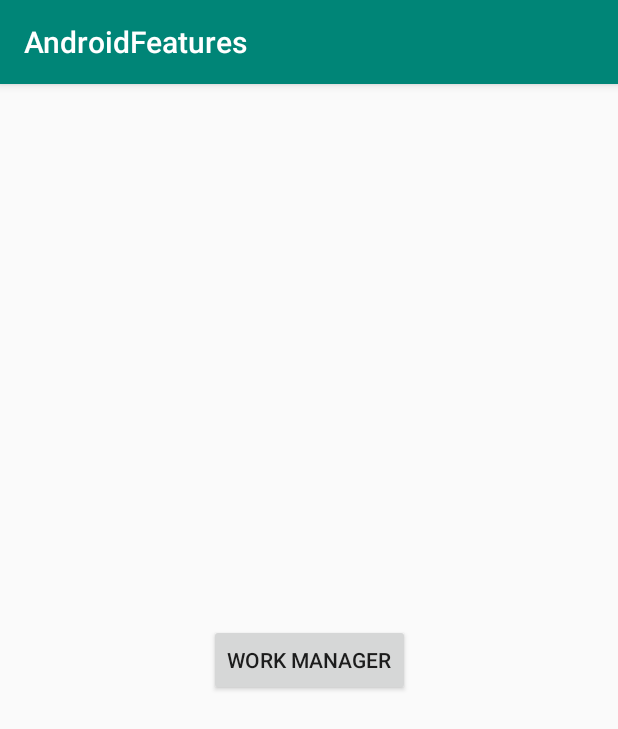
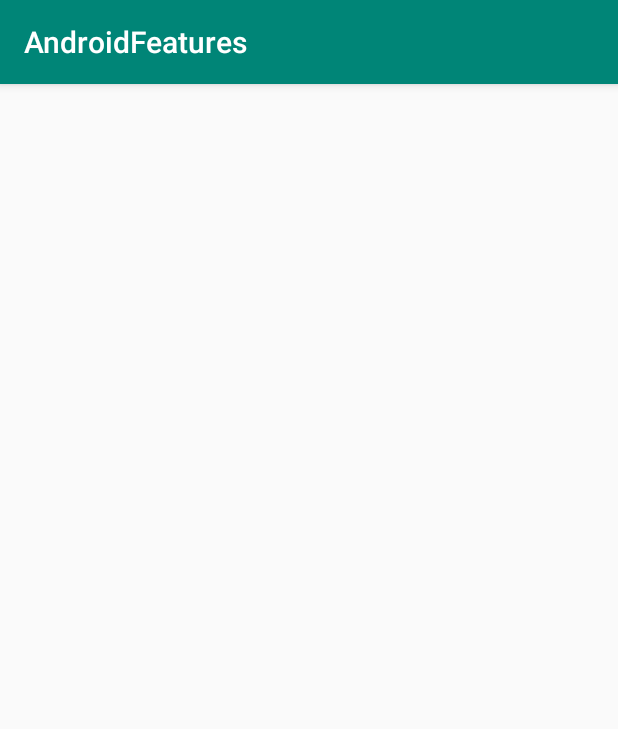
Before and after one commit to lakhwinderdebut/android_features, an Android app: the screen it shows after launch (MainActivity before the commit, ActivityWorkManager after it), after a tap on "WORK MANAGER", on a phone screen of 412 x 824 dp. Shown: the top 729 px of the screen. Run offline under Robolectric (Android 15) with nearby library versions, the phone set to English and light mode, and no system bars; 2 statements that could not run were skipped.

Commit message:
Work manager code is moved to separate activity.

```diff
--- a/app/build.gradle
+++ b/app/build.gradle
@@ -26,7 +26,7 @@ dependencies {
     def work_version = "2.1.0"
     implementation "androidx.work:work-runtime:$work_version"
     implementation fileTree(dir: 'libs', include: ['*.jar'])
-    implementation"org.jetbrains.kotlin:kotlin-stdlib-jdk7:$kotlin_version"
+    implementation "org.jetbrains.kotlin:kotlin-stdlib-jdk7:$kotlin_version"
     implementation 'androidx.appcompat:appcompat:1.0.2'
     implementation 'androidx.core:core-ktx:1.0.2'
     implementation 'androidx.constraintlayout:constraintlayout:1.1.3'
--- a/app/src/main/AndroidManifest.xml
+++ b/app/src/main/AndroidManifest.xml
@@ -9,6 +9,8 @@
             android:roundIcon="@mipmap/ic_launcher_round"
             android:supportsRtl="true"
             android:theme="@style/AppTheme">
+        <activity android:name=".ActivityWorkManager">
+        </activity>
         <activity android:name=".MainActivity">
             <intent-filter>
                 <action android:name="android.intent.action.MAIN"/>
--- /dev/null
+++ b/app/src/main/java/com/debut/androidfeatures/ActivityWorkManager.kt
@@ -0,0 +1,37 @@
+package com.debut.androidfeatures
+
+import android.os.Bundle
+import android.util.Log
+import androidx.appcompat.app.AppCompatActivity
+import androidx.lifecycle.Observer
+import androidx.work.*
+
+class ActivityWorkManager : AppCompatActivity() {
+
+    override fun onCreate(savedInstanceState: Bundle?) {
+        super.onCreate(savedInstanceState)
+        setContentView(R.layout.activity_work_manager)
+        init()
+    }
+
+    private fun init() {
+        //set data object in key value pair
+        val data = Data.Builder().putString(Constants.TITLE, "My work manager").build()
+
+        //set constraints to the worker class
+        val constraints = Constraints.Builder().setRequiredNetworkType(NetworkType.CONNECTED).build()
+
+        //this is oneTimeRequest
+        val oneTimeWorkRequest =
+            OneTimeWorkRequest.Builder(MyWorker::class.java).setConstraints(constraints).setInputData(data).build()
+        //we will initialize the work
+        WorkManager.getInstance(this).enqueue(oneTimeWorkRequest)
+
+        //This will observe the work
+        WorkManager.getInstance(this).getWorkInfoByIdLiveData(oneTimeWorkRequest.id)
+            .observe(this, Observer<WorkInfo> {
+                Log.e("work states", "${it.state}")
+                Log.e("Output  data", "${it.outputData.getString(MyWorker.SUCCESS)}")
+            })
+    }
+}
--- /dev/null
+++ b/app/src/main/java/com/debut/androidfeatures/Constants.kt
@@ -0,0 +1,6 @@
+package com.debut.androidfeatures
+
+object Constants{
+    var TITLE = "WORK Manager"
+
+}
--- a/app/src/main/java/com/debut/androidfeatures/MainActivity.kt
+++ b/app/src/main/java/com/debut/androidfeatures/MainActivity.kt
@@ -1,39 +1,19 @@
 package com.debut.androidfeatures
 
+import android.content.Intent
+import android.os.Bundle
 import androidx.appcompat.app.AppCompatActivity
-import android.os.Bundle
-import android.util.Log
-import androidx.lifecycle.Observer
-import androidx.work.*
 import kotlinx.android.synthetic.main.activity_main.*
 
 
 class MainActivity : AppCompatActivity() {
-    companion object {
-        var TITLE = "WORK Manager"
-    }
-
     override fun onCreate(savedInstanceState: Bundle?) {
         super.onCreate(savedInstanceState)
         setContentView(R.layout.activity_main)
-        //set data object in key value pair
-        val data = Data.Builder().putString(TITLE, "My work manager").build()
 
-        //set constraints to the worker class
-        val constraints=Constraints.Builder().setRequiredNetworkType(NetworkType.CONNECTED).build()
-
-        //this is oneTimeRequest
-        val oneTimeWorkRequest = OneTimeWorkRequest.Builder(MyWorker::class.java).setConstraints(constraints).setInputData(data).build()
-        //we will initialize the work on btn click
         btn_click_me.setOnClickListener {
-            WorkManager.getInstance(this).enqueue(oneTimeWorkRequest)
+            val intent = Intent(this, ActivityWorkManager::class.java)
+            startActivity(intent)
         }
-
-        //This will observe the work
-        WorkManager.getInstance(this).getWorkInfoByIdLiveData(oneTimeWorkRequest.id)
-            .observe(this, Observer<WorkInfo> {
-                Log.e("work states", "${it.state}")
-                Log.e("Output  data", "${it.outputData.getString(MyWorker.SUCCESS)}")
-            })
     }
 }
--- a/app/src/main/java/com/debut/androidfeatures/MyWorker.kt
+++ b/app/src/main/java/com/debut/androidfeatures/MyWorker.kt
@@ -22,7 +22,7 @@ class MyWorker(context: Context, workerParams: WorkerParameters) : Worker(contex
 
     override fun doWork(): Result {
         val data = inputData
-        data.getString(MainActivity.TITLE)?.let { displayNotification(it, "work is finished") }
+        data.getString(Constants.TITLE)?.let { displayNotification(it, "work is finished") }
         val data1 = Data.Builder().putString(SUCCESS, "Task finished").build()
         return Result.success(data1)
     }
--- /dev/null
+++ b/app/src/main/res/layout/activity_work_manager.xml
@@ -0,0 +1,10 @@
+<?xml version="1.0" encoding="utf-8"?>
+<androidx.constraintlayout.widget.ConstraintLayout
+        xmlns:android="http://schemas.android.com/apk/res/android"
+        xmlns:tools="http://schemas.android.com/tools"
+        xmlns:app="http://schemas.android.com/apk/res-auto"
+        android:layout_width="match_parent"
+        android:layout_height="match_parent"
+        tools:context=".ActivityWorkManager">
+
+</androidx.constraintlayout.widget.ConstraintLayout>
```
